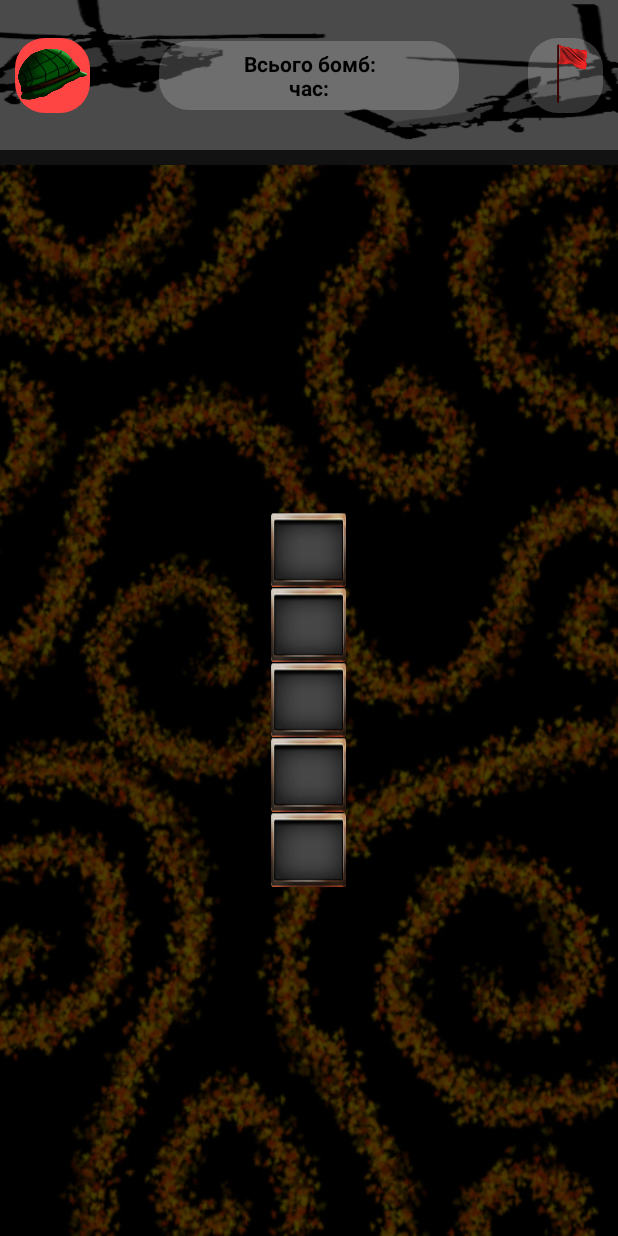
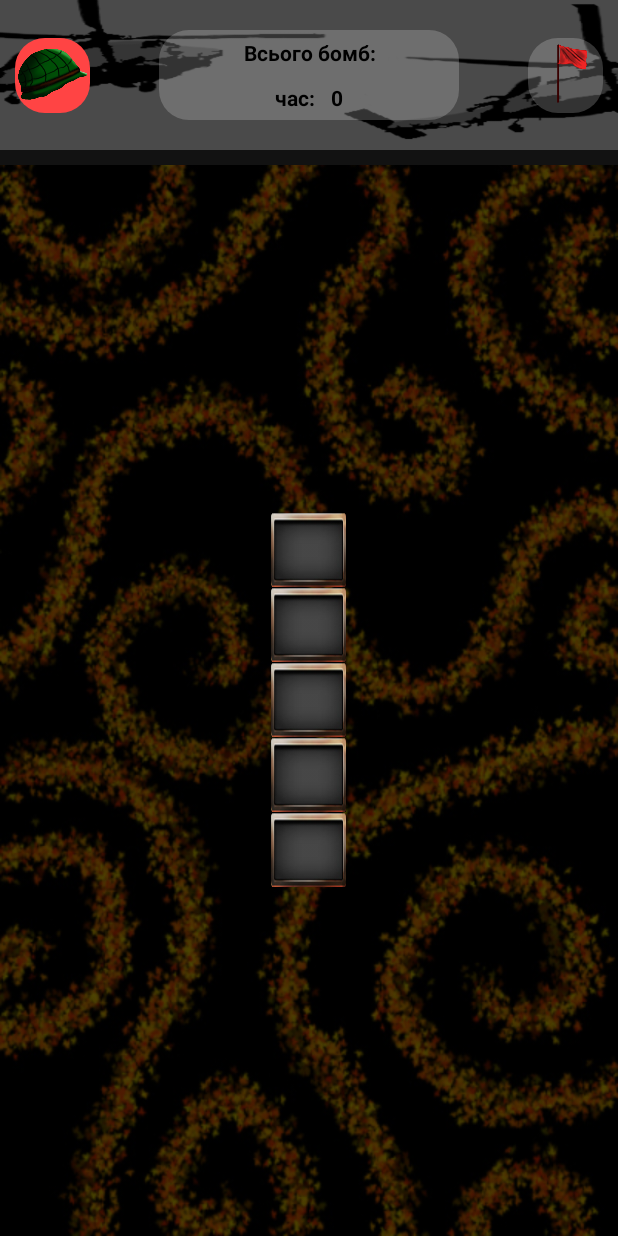
Before and after one commit to StenleyDuFoster/saper, an Android app: the layout activity_main.xml on its own in the app's theme, with its tools: preview values and no code run, on a phone screen of 412 x 824 dp. Run offline under Robolectric (Android 15) with nearby library versions, the phone set to English and light mode, and no system bars.

Commit message:
add saper logic text

```diff
--- a/app/src/main/res/layout/activity_main.xml
+++ b/app/src/main/res/layout/activity_main.xml
@@ -49,6 +49,12 @@
             app:layout_constraintStart_toEndOf="@+id/helmetButton"
             app:layout_constraintTop_toTopOf="parent">
 
+            <LinearLayout
+                android:orientation="vertical"
+                android:layout_gravity="center"
+                android:layout_width="wrap_content"
+                android:layout_height="wrap_content">
+
                 <TextView
                     android:id="@+id/bombCountText"
                     android:layout_width="wrap_content"
@@ -57,9 +63,46 @@
                     android:fontFamily="@string/mainFont"
                     android:gravity="center"
                     android:padding="5dp"
-                android:text="Всього бомб:\nчас:"
+                    android:text="Всього бомб:"
                     android:textColor="@android:color/black"
                     android:textStyle="bold" />
+
+                <LinearLayout
+                    android:layout_gravity="center"
+                    android:layout_width="wrap_content"
+                    android:layout_height="wrap_content"
+                    android:orientation="horizontal">
+
+                    <TextView
+                        android:id="@+id/timerText"
+                        android:layout_width="wrap_content"
+                        android:layout_height="wrap_content"
+                        android:layout_gravity="center"
+                        android:fontFamily="@string/mainFont"
+                        android:gravity="center"
+                        android:padding="5dp"
+                        android:text="час:"
+                        android:textColor="@android:color/black"
+                        android:textStyle="bold" />
+
+                    <TextView
+                        android:id="@+id/timerTime"
+                        android:layout_width="wrap_content"
+                        android:layout_height="wrap_content"
+                        android:layout_gravity="center"
+                        android:fontFamily="@string/mainFont"
+                        android:gravity="center"
+                        android:padding="5dp"
+                        android:text="0"
+                        android:textColor="@android:color/black"
+                        android:textStyle="bold" />
+
+                </LinearLayout>
+
+
+
+            </LinearLayout>
+
 
         </com.google.android.material.card.MaterialCardView>
 
```
Also changed, not shown: app/src/main/java/com/stenleone/saper/activity/MainActivity.kt (+15 -2 lines), app/src/main/java/com/stenleone/saper/adapter/PlayLayAdapter.kt (+7 -2 lines). Lines whose indentation alone changed are shown as unchanged.
